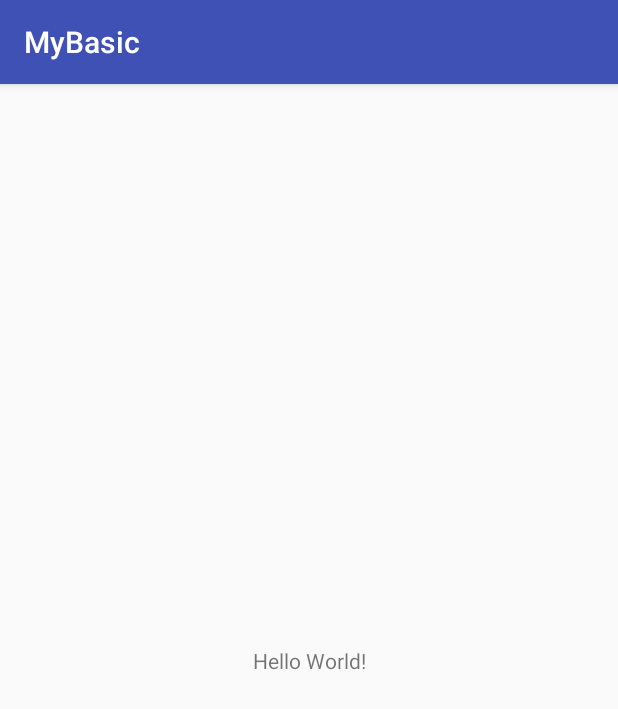
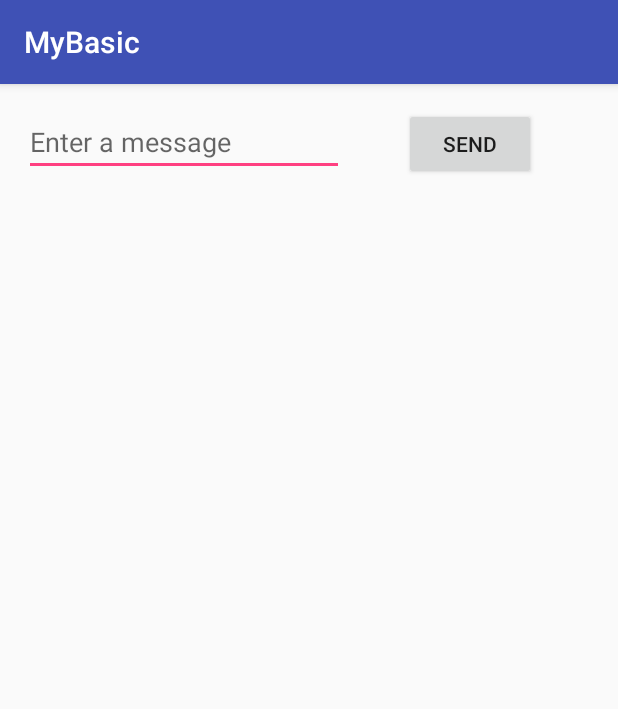
Before and after one commit to stuartbiggs/AppBasic, an Android app: the screen it shows after launch (MainActivity), on a phone screen of 412 x 824 dp. Shown: the top 709 px of the screen. Run offline under Robolectric (Android 15) with nearby library versions, the phone set to English and light mode, and no system bars.

Commit message:
second commit

```diff
--- a/app/src/main/AndroidManifest.xml
+++ b/app/src/main/AndroidManifest.xml
@@ -16,6 +16,7 @@
                 <category android:name="android.intent.category.LAUNCHER" />
             </intent-filter>
         </activity>
+        <activity android:name=".DisplayMessageActivity"></activity>
     </application>
 
 </manifest>
--- a/app/src/main/res/layout/activity_main.xml
+++ b/app/src/main/res/layout/activity_main.xml
@@ -6,13 +6,29 @@
     android:layout_height="match_parent"
     tools:context="com.example.stuartbiggs.mybasic.MainActivity">
 
-    <TextView
+    <EditText
+        android:id="@+id/editText"
+        android:layout_width="0dp"
+        android:layout_height="wrap_content"
+        android:layout_marginLeft="16dp"
+        android:layout_marginRight="0dp"
+        android:layout_marginTop="16dp"
+        android:ems="10"
+        android:hint="@string/edit_message"
+        android:inputType="textPersonName"
+        app:layout_constraintLeft_toLeftOf="parent"
+        app:layout_constraintTop_toTopOf="parent" />
+
+    <Button
+        android:id="@+id/button"
         android:layout_width="wrap_content"
         android:layout_height="wrap_content"
-        android:text="Hello World!"
-        app:layout_constraintBottom_toBottomOf="parent"
-        app:layout_constraintLeft_toLeftOf="parent"
-        app:layout_constraintRight_toRightOf="parent"
-        app:layout_constraintTop_toTopOf="parent" />
-
+        android:layout_marginLeft="0dp"
+        android:layout_marginRight="16dp"
+        android:onClick="sendMessage"
+        android:text="@string/button_send"
+        app:layout_constraintBaseline_toBaselineOf="@+id/editText"
+        app:layout_constraintHorizontal_bias="0.508"
+        app:layout_constraintLeft_toRightOf="@+id/editText"
+        app:layout_constraintRight_toRightOf="parent" />
 </android.support.constraint.ConstraintLayout>
--- a/app/src/main/res/values/strings.xml
+++ b/app/src/main/res/values/strings.xml
@@ -1,3 +1,5 @@
 <resources>
     <string name="app_name">MyBasic</string>
+    <string name="edit_message">Enter a message</string>
+    <string name="button_send">Send</string>
 </resources>
```
Also changed, not shown: app/src/main/java/com/example/stuartbiggs/mybasic/DisplayMessageActivity.java (added, +25 -0 lines), app/src/main/java/com/example/stuartbiggs/mybasic/MainActivity.java (+14 -2 lines), app/src/main/res/layout/activity_display_message.xml (added, +17 -0 lines).
